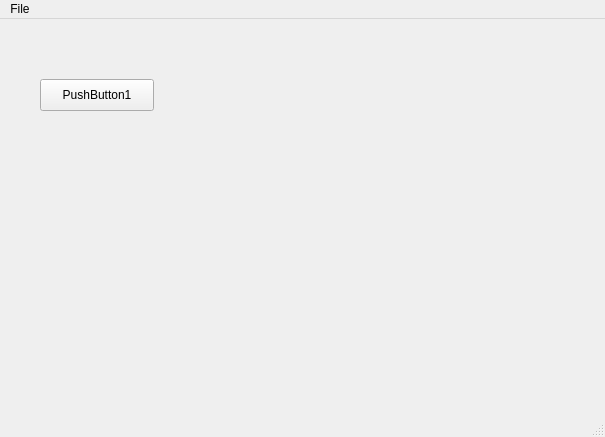
Old version of the form mainwindow.ui in the repository hcorde2/qt-project1.
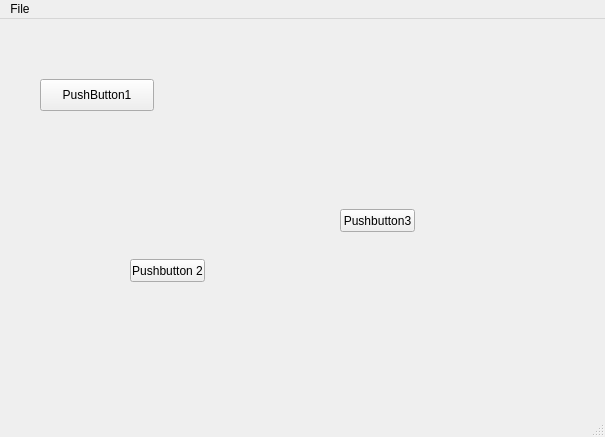
New version of the form.

Commit message: Main Window - now featuring two more buttons!

The edit to the form file:
```diff
--- a/mainwindow.ui
+++ b/mainwindow.ui
@@ -27,6 +27,32 @@
      <string>PushButton1</string>
     </property>
    </widget>
+   <widget class="QPushButton" name="pushButton_2">
+    <property name="geometry">
+     <rect>
+      <x>130</x>
+      <y>240</y>
+      <width>75</width>
+      <height>23</height>
+     </rect>
+    </property>
+    <property name="text">
+     <string>Pushbutton 2</string>
+    </property>
+   </widget>
+   <widget class="QPushButton" name="pushButton_3">
+    <property name="geometry">
+     <rect>
+      <x>340</x>
+      <y>190</y>
+      <width>75</width>
+      <height>23</height>
+     </rect>
+    </property>
+    <property name="text">
+     <string>Pushbutton3</string>
+    </property>
+   </widget>
   </widget>
   <widget class="QStatusBar" name="statusBar"/>
   <widget class="QMenuBar" name="menuBar">
```
Left out of the diff: 2 changed lines with no effect on the pictures. The commit also changes 2 other files.
